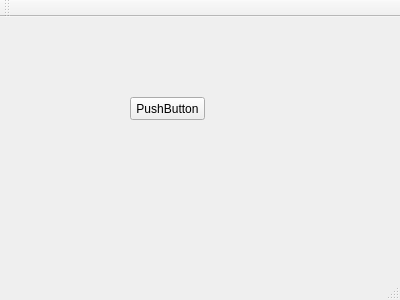
Qt form mainwindow.ui (Freitag-fri/Ai-first-program) before a commit.
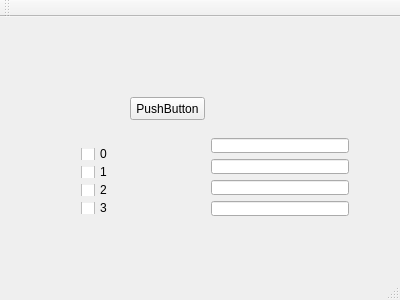
The same form after that commit.

Diff of the .ui file:
```diff
--- a/mainwindow.ui
+++ b/mainwindow.ui
@@ -27,6 +27,70 @@
      <string>PushButton</string>
     </property>
    </widget>
+   <widget class="QWidget" name="verticalLayoutWidget">
+    <property name="geometry">
+     <rect>
+      <x>70</x>
+      <y>120</y>
+      <width>51</width>
+      <height>88</height>
+     </rect>
+    </property>
+    <layout class="QVBoxLayout" name="verticalLayout">
+     <item>
+      <widget class="QCheckBox" name="checkBox_0">
+       <property name="text">
+        <string>0</string>
+       </property>
+      </widget>
+     </item>
+     <item>
+      <widget class="QCheckBox" name="checkBox_1">
+       <property name="text">
+        <string>1</string>
+       </property>
+      </widget>
+     </item>
+     <item>
+      <widget class="QCheckBox" name="checkBox_2">
+       <property name="text">
+        <string>2</string>
+       </property>
+      </widget>
+     </item>
+     <item>
+      <widget class="QCheckBox" name="checkBox_3">
+       <property name="text">
+        <string>3</string>
+       </property>
+      </widget>
+     </item>
+    </layout>
+   </widget>
+   <widget class="QWidget" name="verticalLayoutWidget_2">
+    <property name="geometry">
+     <rect>
+      <x>200</x>
+      <y>110</y>
+      <width>160</width>
+      <height>100</height>
+     </rect>
+    </property>
+    <layout class="QVBoxLayout" name="verticalLayout_2">
+     <item>
+      <widget class="QLineEdit" name="lineEdit_0"/>
+     </item>
+     <item>
+      <widget class="QLineEdit" name="lineEdit_1"/>
+     </item>
+     <item>
+      <widget class="QLineEdit" name="lineEdit_2"/>
+     </item>
+     <item>
+      <widget class="QLineEdit" name="lineEdit_3"/>
+     </item>
+    </layout>
+   </widget>
   </widget>
   <widget class="QMenuBar" name="menuBar">
    <property name="geometry">
```
